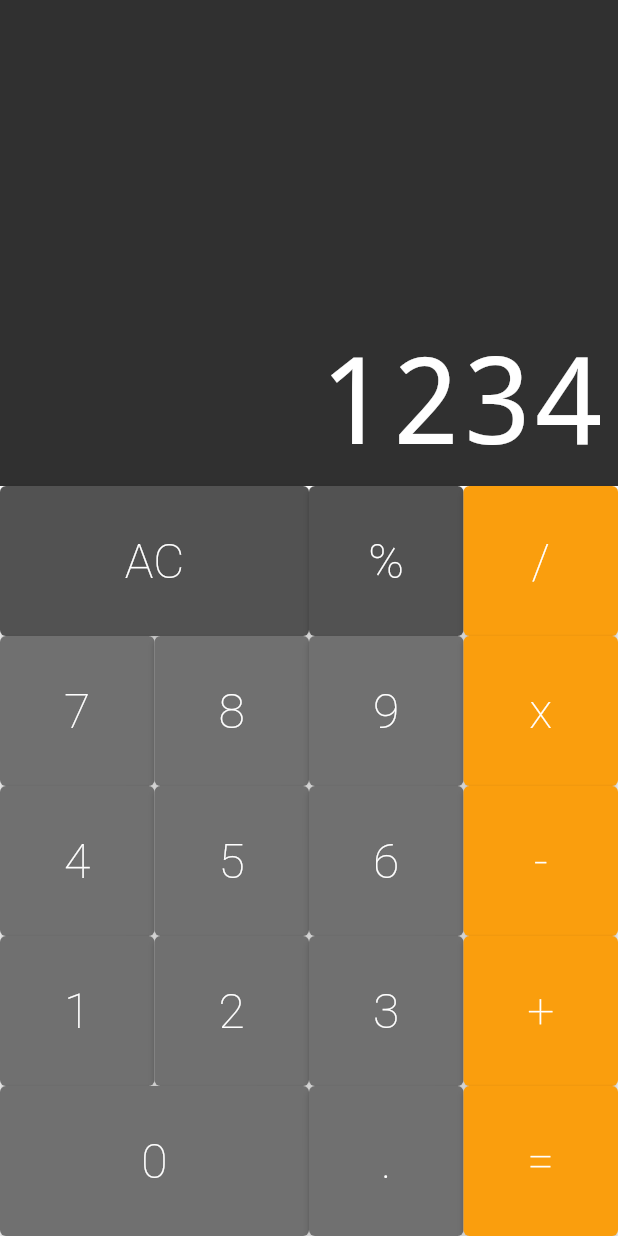
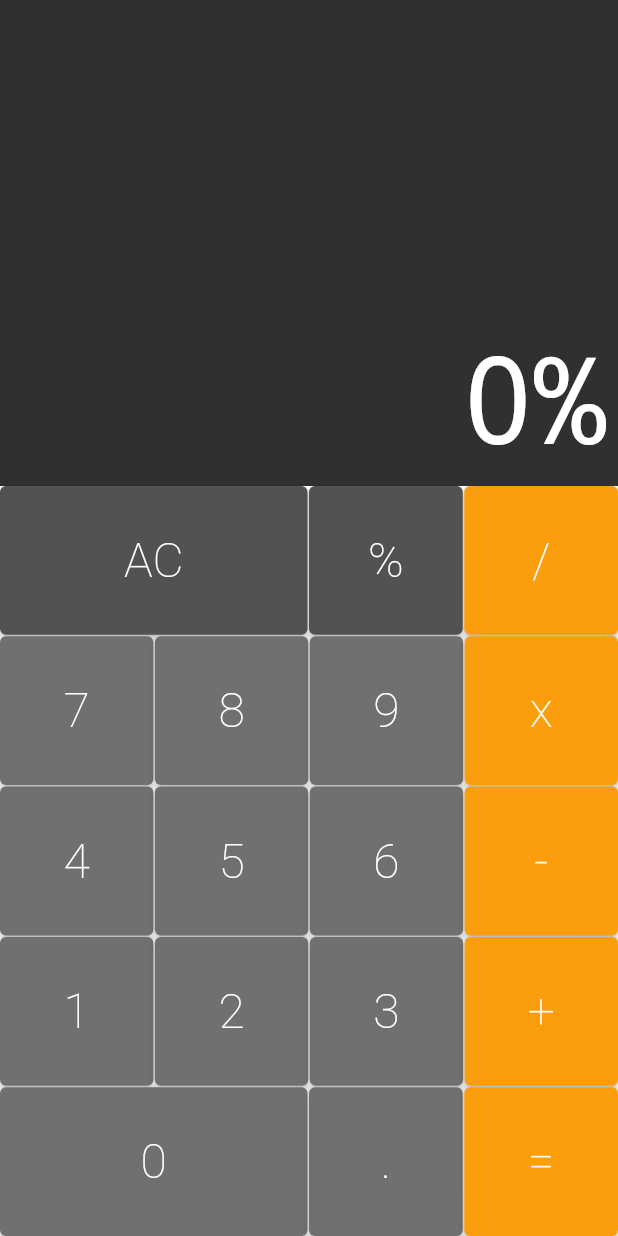
Before and after one commit to GabrielDVpereira/calculator, a Flutter app: the screen it shows after launch, after a tap on an icon or button, on a phone screen of 412 x 824 dp. Run offline on Flutter 3.47's test engine with Material 2 defaults, Android fonts, the phone set to English and light mode, and no system bars; drawn by our look-alikes of auto_size_text.

Commit message:
feat: init calculator logic

```diff
--- a/lib/components/button_row.dart
+++ b/lib/components/button_row.dart
@@ -12,7 +12,12 @@ class ButtonRow extends StatelessWidget {
       flex: 1,
       child: Row(
         crossAxisAlignment: CrossAxisAlignment.stretch,
-        children: buttons,
+        children: buttons.fold(<Widget>[], (list, button) {
+          list.isEmpty
+              ? list.add(button)
+              : list.addAll([SizedBox(width: 1), button]);
+          return list;
+        }),
       ),
     );
   }
--- a/lib/components/display.dart
+++ b/lib/components/display.dart
@@ -24,6 +24,7 @@ class Display extends StatelessWidget {
                 minFontSize: 20,
                 maxFontSize: 80,
                 textAlign: TextAlign.end,
+                maxLines: 3,
                 style: TextStyle(
                   fontWeight: FontWeight.w100,
                   decoration: TextDecoration.none,
--- a/lib/components/keyboard.dart
+++ b/lib/components/keyboard.dart
@@ -20,6 +20,7 @@ class Keyboard extends StatelessWidget {
               Button.operation(text: '/', cb: cb),
             ],
           ),
+          SizedBox(height: 1),
           ButtonRow(
             buttons: [
               Button(text: '7', cb: cb),
@@ -28,6 +29,7 @@ class Keyboard extends StatelessWidget {
               Button.operation(text: 'x', cb: cb),
             ],
           ),
+          SizedBox(height: 1),
           ButtonRow(
             buttons: [
               Button(text: '4', cb: cb),
@@ -36,6 +38,7 @@ class Keyboard extends StatelessWidget {
               Button.operation(text: '-', cb: cb),
             ],
           ),
+          SizedBox(height: 1),
           ButtonRow(
             buttons: [
               Button(text: '1', cb: cb),
@@ -44,6 +47,7 @@ class Keyboard extends StatelessWidget {
               Button.operation(text: '+', cb: cb),
             ],
           ),
+          SizedBox(height: 1),
           ButtonRow(
             buttons: [
               Button.big(text: '0', cb: cb),
--- a/lib/models/memory.dart
+++ b/lib/models/memory.dart
@@ -1 +1,19 @@
-class Memory {}
+class Memory {
+  String _value = '0';
+
+  void applyCommand(String command) {
+    if (command == 'AC') {
+      _allClean();
+    } else {
+      _value += command;
+    }
+  }
+
+  _allClean() {
+    _value = '0';
+  }
+
+  String get value {
+    return _value;
+  }
+}
--- a/lib/screens/calculator.dart
+++ b/lib/screens/calculator.dart
@@ -1,11 +1,22 @@
 import 'package:calculator/components/display.dart';
 import 'package:calculator/components/keyboard.dart';
+import 'package:calculator/models/memory.dart';
 import 'package:flutter/material.dart';
 
-class Calculator extends StatelessWidget {
+class Calculator extends StatefulWidget {
   const Calculator({Key? key}) : super(key: key);
-  _onPressed(String text) {
-    print(text);
+
+  @override
+  _CalculatorState createState() => _CalculatorState();
+}
+
+class _CalculatorState extends State<Calculator> {
+  final Memory memory = Memory();
+
+  _onPressed(String command) {
+    setState(() {
+      memory.applyCommand(command);
+    });
   }
 
   @override
@@ -13,7 +24,7 @@ class Calculator extends StatelessWidget {
     return MaterialApp(
       home: Column(
         children: [
-          Display(text: '1234'),
+          Display(text: memory.value),
           Keyboard(cb: _onPressed),
         ],
       ),
```
